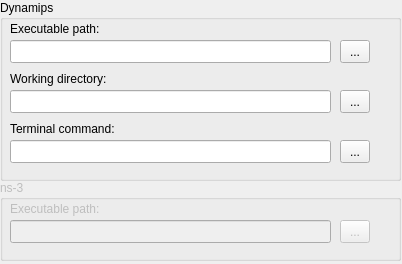
Before: the Qt Designer form GNS3/Ui/ConfigurationPages/Widget_SystemApplications.ui in GNS3/gns3-legacy, drawn with Qt 5.
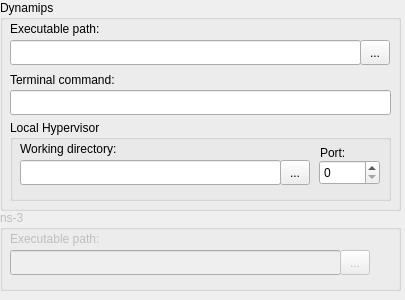
After: the same form once the commit is applied.

The edit to the form file:
```diff
--- a/GNS3/Ui/ConfigurationPages/Widget_SystemApplications.ui
+++ b/GNS3/Ui/ConfigurationPages/Widget_SystemApplications.ui
@@ -5,8 +5,8 @@
    <rect>
     <x>0</x>
     <y>0</y>
-    <width>402</width>
-    <height>264</height>
+    <width>405</width>
+    <height>300</height>
    </rect>
   </property>
   <property name="windowTitle" >
@@ -18,7 +18,7 @@
      <x>0</x>
      <y>0</y>
      <width>401</width>
-     <height>181</height>
+     <height>211</height>
     </rect>
    </property>
    <property name="sizePolicy" >
@@ -48,67 +48,34 @@
      <rect>
       <x>10</x>
       <y>40</y>
-      <width>321</width>
-      <height>23</height>
+      <width>351</width>
+      <height>25</height>
      </rect>
     </property>
    </widget>
    <widget class="QToolButton" name="toolButton" >
     <property name="geometry" >
      <rect>
-      <x>340</x>
+      <x>360</x>
       <y>40</y>
       <width>30</width>
-      <height>23</height>
+      <height>25</height>
      </rect>
     </property>
     <property name="text" >
      <string>...</string>
     </property>
-   </widget>
-   <widget class="QLabel" name="label_2" >
-    <property name="geometry" >
-     <rect>
-      <x>10</x>
-      <y>70</y>
-      <width>111</width>
-      <height>18</height>
-     </rect>
-    </property>
-    <property name="text" >
-     <string>Working directory:</string>
-    </property>
-   </widget>
-   <widget class="QLineEdit" name="lineEdit_dynamips_workdir" >
-    <property name="geometry" >
-     <rect>
-      <x>10</x>
-      <y>90</y>
-      <width>321</width>
-      <height>23</height>
-     </rect>
-    </property>
-   </widget>
-   <widget class="QToolButton" name="toolButton_2" >
-    <property name="geometry" >
-     <rect>
-      <x>340</x>
-      <y>90</y>
-      <width>30</width>
-      <height>23</height>
-     </rect>
-    </property>
-    <property name="text" >
-     <string>...</string>
+    <property name="toolButtonStyle" >
+     <enum>Qt::ToolButtonTextOnly</enum>
     </property>
    </widget>
    <widget class="QLabel" name="label_3" >
     <property name="geometry" >
      <rect>
       <x>10</x>
-      <y>120</y>
-      <width>120</width>
-      <height>18</height>
+      <y>70</y>
+      <width>126</width>
+      <height>20</height>
      </rect>
     </property>
     <property name="text" >
@@ -119,24 +86,89 @@
     <property name="geometry" >
      <rect>
       <x>10</x>
-      <y>140</y>
-      <width>321</width>
-      <height>23</height>
+      <y>90</y>
+      <width>381</width>
+      <height>25</height>
      </rect>
     </property>
    </widget>
-   <widget class="QToolButton" name="toolButton_3" >
+   <widget class="QGroupBox" name="groupBox_3" >
     <property name="geometry" >
      <rect>
-      <x>340</x>
-      <y>140</y>
-      <width>30</width>
-      <height>23</height>
+      <x>10</x>
+      <y>120</y>
+      <width>381</width>
+      <height>81</height>
      </rect>
     </property>
-    <property name="text" >
-     <string>...</string>
+    <property name="title" >
+     <string>Local Hypervisor</string>
     </property>
+    <widget class="QToolButton" name="dynamips_workdir_browser" >
+     <property name="geometry" >
+      <rect>
+       <x>270</x>
+       <y>40</y>
+       <width>30</width>
+       <height>25</height>
+      </rect>
+     </property>
+     <property name="text" >
+      <string>...</string>
+     </property>
+    </widget>
+    <widget class="QSpinBox" name="dynamips_port" >
+     <property name="geometry" >
+      <rect>
+       <x>309</x>
+       <y>40</y>
+       <width>61</width>
+       <height>25</height>
+      </rect>
+     </property>
+     <property name="maximum" >
+      <number>65535</number>
+     </property>
+     <property name="value" >
+      <number>0</number>
+     </property>
+    </widget>
+    <widget class="QLabel" name="label_5" >
+     <property name="geometry" >
+      <rect>
+       <x>310</x>
+       <y>20</y>
+       <width>41</width>
+       <height>25</height>
+      </rect>
+     </property>
+     <property name="text" >
+      <string>Port:</string>
+     </property>
+    </widget>
+    <widget class="QLabel" name="label_2" >
+     <property name="geometry" >
+      <rect>
+       <x>10</x>
+       <y>20</y>
+       <width>111</width>
+       <height>18</height>
+      </rect>
+     </property>
+     <property name="text" >
+      <string>Working directory:</string>
+     </property>
+    </widget>
+    <widget class="QLineEdit" name="dynamips_workdir" >
+     <property name="geometry" >
+      <rect>
+       <x>10</x>
+       <y>40</y>
+       <width>261</width>
+       <height>25</height>
+      </rect>
+     </property>
+    </widget>
    </widget>
   </widget>
   <widget class="QGroupBox" name="groupBox_2" >
@@ -146,7 +178,7 @@
    <property name="geometry" >
     <rect>
      <x>0</x>
-     <y>180</y>
+     <y>210</y>
      <width>401</width>
      <height>81</height>
     </rect>
@@ -178,8 +210,8 @@
      <rect>
       <x>10</x>
       <y>40</y>
-      <width>321</width>
-      <height>23</height>
+      <width>331</width>
+      <height>25</height>
      </rect>
     </property>
    </widget>
@@ -189,7 +221,7 @@
       <x>340</x>
       <y>40</y>
       <width>30</width>
-      <height>23</height>
+      <height>25</height>
      </rect>
     </property>
     <property name="text" >
```
Left out of the diff: 6 changed lines with no effect on the pictures.
